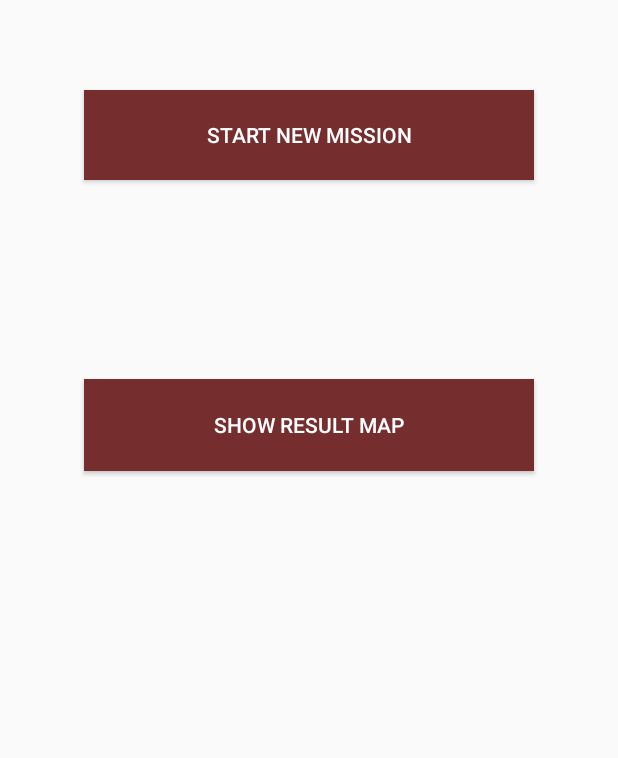
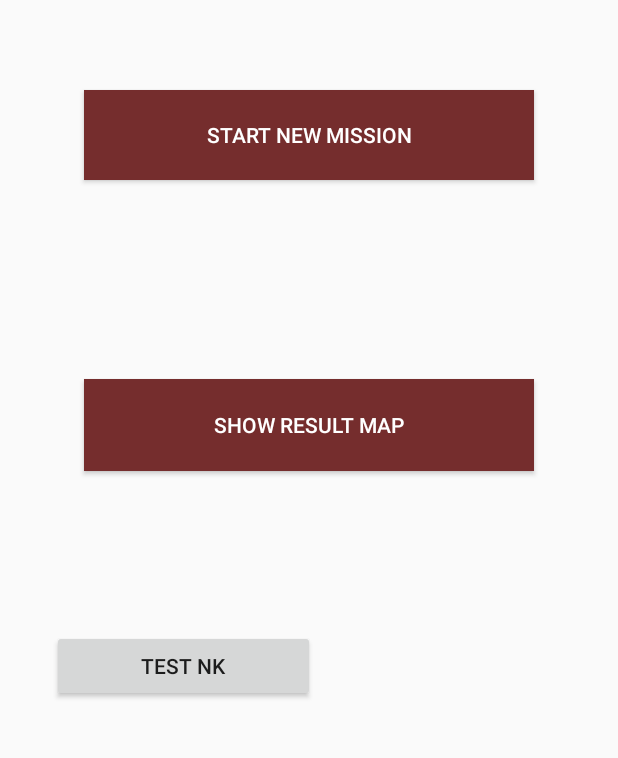
Before and after one commit to ISTIC-M2-ILa-GM/SIT-Groupe-EnAvance, an Android app: the screen it shows after launch (MainActivity), on a phone screen of 412 x 824 dp, the part 455-1213 px from its top. Run offline under Robolectric (Android 15) with nearby library versions, the phone set to English and light mode, and no system bars; 1 statement that could not run was skipped.

Commit message:
Test POST

```diff
--- a/mobile/app/src/main/AndroidManifest.xml
+++ b/mobile/app/src/main/AndroidManifest.xml
@@ -48,6 +48,8 @@
                 <action android:name="com.google.firebase.MESSAGING_EVENT"/>
             </intent-filter>
         </service>
+
+        <activity android:name=".activities.TestingActivityNK"></activity>
     </application>
 
 </manifest>
--- a/mobile/app/src/main/java/lapin/istic/com/lapin_android/activities/MainActivity.java
+++ b/mobile/app/src/main/java/lapin/istic/com/lapin_android/activities/MainActivity.java
@@ -24,11 +24,10 @@ import lapin.istic.com.lapin_android.R;
  */
 public class MainActivity extends AppCompatActivity {
 
-    public static final String TOPIC ="drone";
+    public static final String TOPIC = "drone";
     private Button startFlying;
     private Button resultMap;
-
-
+    private Button testnk;
 
     @Override
     protected void onCreate(Bundle savedInstanceState) {
@@ -39,12 +38,12 @@ public class MainActivity extends AppCompatActivity {
                     @Override
                     public void onComplete(@NonNull Task<InstanceIdResult> task) {
 
-                                  if( !task.isSuccessful()){
-                                      Log.w("MainActivity", "get instance failed", task.getException() );
+                        if (!task.isSuccessful()) {
+                            Log.w("MainActivity", "get instance failed", task.getException());
                             return;
                         }
                         String token = task.getResult().getToken();
-                                  Log.d("MainActivity","token: "+token);
+                        Log.d("MainActivity", "token: " + token);
                     }
                 });
         FirebaseMessaging.getInstance().subscribeToTopic(TOPIC)
@@ -52,8 +51,7 @@ public class MainActivity extends AppCompatActivity {
                     @Override
                     public void onComplete(@NonNull Task<Void> task) {
                         String msg = "Suscription done!";
-                                 if( !task.isSuccessful( ) )
-                                 {
+                        if (!task.isSuccessful()) {
                             msg = "Error during suscription";
 
                         }
@@ -62,6 +60,7 @@ public class MainActivity extends AppCompatActivity {
                     }
                 });
         startFlying = (Button) findViewById(R.id.start_flying);
+        testnk = (Button) findViewById(R.id.testnk);
 
         startFlying.setOnClickListener(new View.OnClickListener() {
             @Override
@@ -78,9 +77,18 @@ public class MainActivity extends AppCompatActivity {
             public void onClick(View v) {
                 Intent intent = new Intent(getBaseContext(), ResultMapActivity.class);
                 startActivity(intent);
+
+            }
+        });
+
+        testnk.setOnClickListener(new View.OnClickListener() {
+            @Override
+            public void onClick(View v) {
+                Intent intent = new Intent(getBaseContext(), TestingActivityNK.class);
+                startActivityForResult(intent, 0);
+
             }
         });
     }
 
-
 }
--- a/mobile/app/src/main/java/lapin/istic/com/lapin_android/services/DroneService.java
+++ b/mobile/app/src/main/java/lapin/istic/com/lapin_android/services/DroneService.java
@@ -1,7 +1,6 @@
 package lapin.istic.com.lapin_android.services;
 
 import java.util.List;
-
 import lapin.istic.com.lapin_android.model.DronePath;
 import okhttp3.ResponseBody;
 import retrofit2.Call;
@@ -12,7 +11,6 @@ import retrofit2.http.Path;
 
 /**
  * @author DESCHAMPS Mathieu
- *
  */
 public interface DroneService {
 
@@ -27,5 +25,6 @@ public interface DroneService {
     @GET("/api/image/{id}")
     Call<ResponseBody> getImage(@Path("id") Integer id);
 
-
+    @POST("/sendMission")
+    Call<DronePath> sendMission(@Body DronePath dronePath);
 }
--- a/mobile/app/src/main/res/layout/activity_main.xml
+++ b/mobile/app/src/main/res/layout/activity_main.xml
@@ -50,5 +50,21 @@
         app:layout_constraintTop_toBottomOf="@+id/start_flying"
         app:layout_constraintVertical_bias="0.386" />
 
+    <Button
+        android:id="@+id/testnk"
+        android:layout_width="175dp"
+        android:layout_height="wrap_content"
+        android:layout_marginStart="8dp"
+        android:layout_marginTop="10dp"
+        android:layout_marginEnd="7dp"
+        android:layout_marginBottom="10dp"
+        android:text="Test NK"
+        app:layout_constraintBottom_toBottomOf="parent"
+        app:layout_constraintEnd_toEndOf="parent"
+        app:layout_constraintHorizontal_bias="0.121"
+        app:layout_constraintStart_toStartOf="parent"
+        app:layout_constraintTop_toBottomOf="@+id/show_result"
+        app:layout_constraintVertical_bias="0.691" />
+
 
 </android.support.constraint.ConstraintLayout>
```
Also changed, not shown: mobile/app/src/main/java/lapin/istic/com/lapin_android/activities/LocationActivity.java (+21 -1 lines), mobile/app/src/main/java/lapin/istic/com/lapin_android/activities/TestingActivityNK.java (added, +69 -0 lines), mobile/app/src/main/java/lapin/istic/com/lapin_android/model/ApiManager.java (added, +35 -0 lines), mobile/app/src/main/java/lapin/istic/com/lapin_android/model/MainApplication.java (added, +16 -0 lines), mobile/app/src/main/res/layout/activity_testing_nk.xml (added, +50 -0 lines). Lines whose indentation alone changed are shown as unchanged.
